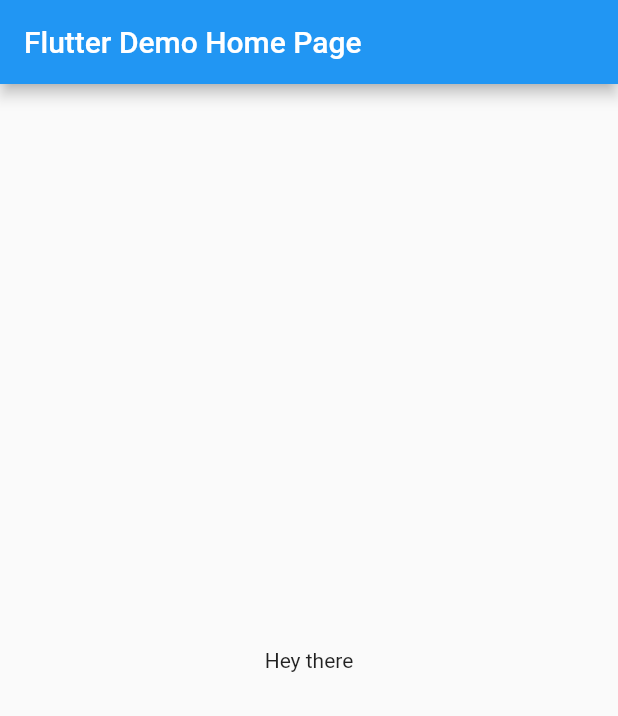
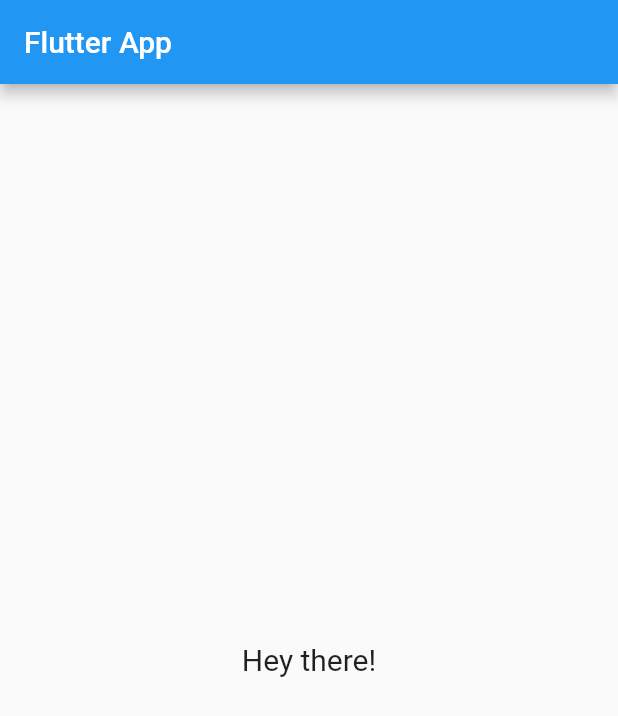
Before and after one commit to DSemk/flutter_app, a Flutter app: the screen it shows after launch, on a phone screen of 412 x 824 dp. Shown: the top 716 px of the screen. Run offline on Flutter 3.47's test engine with Material 2 defaults, Android fonts, the phone set to English and light mode, and no system bars.

Commit message:
Updated MyHomePage to use localized strings & updated text color for middle text

```diff
--- a/lib/main.dart
+++ b/lib/main.dart
@@ -1,4 +1,6 @@
 import 'package:flutter/material.dart';
+import 'package:flutter_localizations/flutter_localizations.dart';
+import 'package:flutter_app/generated/i18n.dart';
 import 'dart:math';
 
 void main() => runApp(MyApp());
@@ -7,27 +9,28 @@ class MyApp extends StatelessWidget {
   @override
   Widget build(BuildContext context) {
     return MaterialApp(
-      title: 'Flutter Demo',
+      localizationsDelegates: [
+        S.delegate,
+        GlobalMaterialLocalizations.delegate,
+        GlobalWidgetsLocalizations.delegate,
+      ],
+      supportedLocales: S.delegate.supportedLocales,
       theme: ThemeData(
         primarySwatch: Colors.blue,
       ),
-      home: MyHomePage(title: 'Flutter Demo Home Page'),
+      home: MyHomePage(),
     );
   }
 }
 
 class MyHomePage extends StatefulWidget {
-  MyHomePage({Key key, this.title}) : super(key: key);
-  final String title;
-
   @override
   _MyHomePageState createState() => _MyHomePageState();
 }
 
 class _MyHomePageState extends State<MyHomePage> {
-  final String _pageInfoText = 'Hey there';
-
   Color _pageBackgroundColor;
+  Color _textColor;
   var _randomNumberGenerator;
 
   void _getRandomColor() async {
@@ -40,6 +43,8 @@ class _MyHomePageState extends State<MyHomePage> {
           _randomNumberGenerator.nextInt(256),
           _randomNumberGenerator.nextInt(256),
           _randomNumberGenerator.nextInt(256));
+
+      _textColor = new Color(_pageBackgroundColor.value ~/ 1.1);
     });
   }
 
@@ -47,7 +52,7 @@ class _MyHomePageState extends State<MyHomePage> {
   Widget build(BuildContext context) {
     return Scaffold(
       appBar: AppBar(
-        title: Text(widget.title),
+        title: Text(S.of(context).title),
       ),
       body: InkWell(
         onTap: () {
@@ -58,7 +63,8 @@ class _MyHomePageState extends State<MyHomePage> {
             mainAxisAlignment: MainAxisAlignment.center,
             children: <Widget>[
               Text(
-                _pageInfoText,
+                S.of(context).middle_screen_text,
+                style: TextStyle(fontSize: 20.0, color: _textColor),
               ),
             ],
           ),
```
